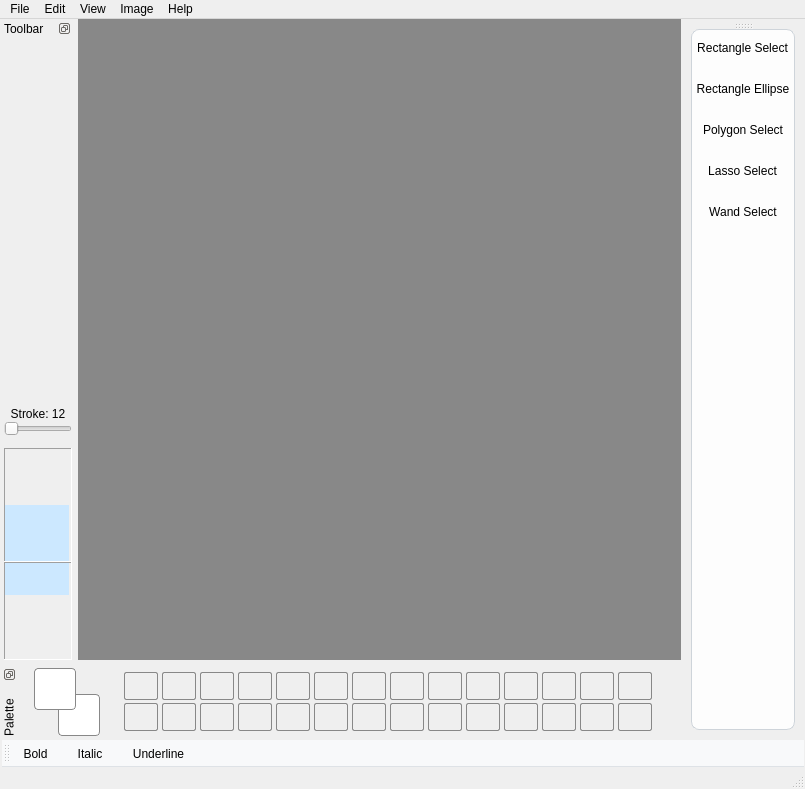
Qt form mainwindow.ui (mariohernanvillanueva-droid/ecPaint) before a commit.
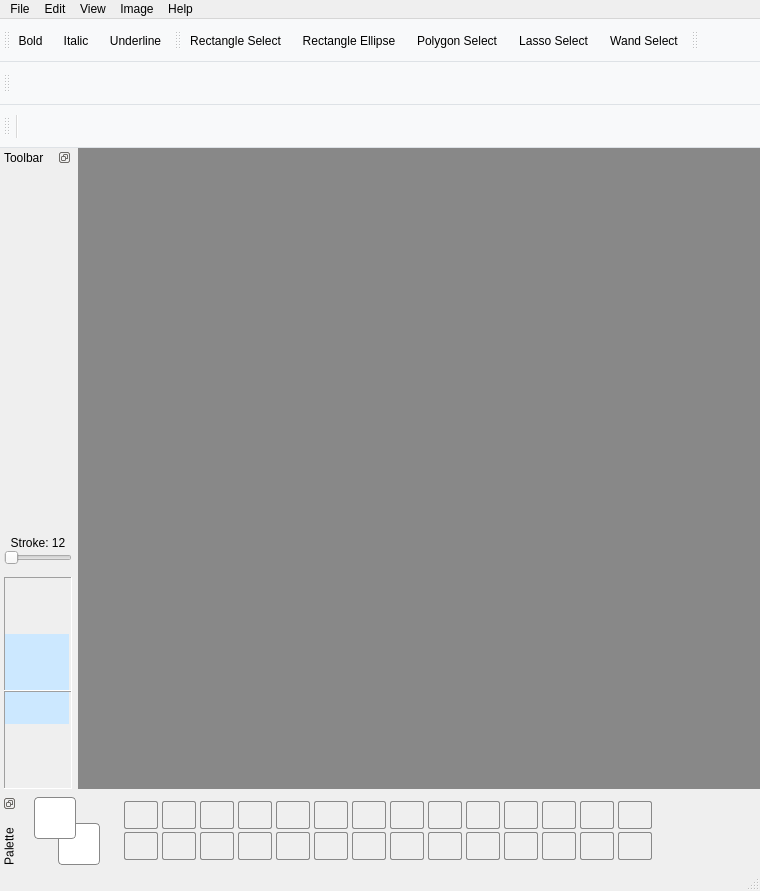
The same form after that commit. Icons and pictures are not drawn.

Commit message: smudge tool

What changed in the file:
```diff
--- a/mainwindow.ui
+++ b/mainwindow.ui
@@ -7,7 +7,7 @@
     <x>0</x>
     <y>0</y>
     <width>760</width>
-    <height>751</height>
+    <height>840</height>
    </rect>
   </property>
   <property name="windowTitle">
@@ -886,6 +886,12 @@
             <height>24</height>
            </size>
           </property>
+          <property name="checkable">
+           <bool>true</bool>
+          </property>
+          <property name="flat">
+           <bool>true</bool>
+          </property>
          </widget>
         </item>
        </layout>
@@ -2106,7 +2112,7 @@
     <string>Font Properties</string>
    </property>
    <property name="styleSheet">
-    <string notr="true">margin-left: 2px;margin-right: 1px; padding-left: 3px; padding-right: 3px;</string>
+    <string notr="true"/>
    </property>
    <property name="iconSize">
     <size>
@@ -2115,7 +2121,7 @@
     </size>
    </property>
    <attribute name="toolBarArea">
-    <enum>BottomToolBarArea</enum>
+    <enum>TopToolBarArea</enum>
    </attribute>
    <attribute name="toolBarBreak">
     <bool>false</bool>
@@ -2125,6 +2131,12 @@
    <addaction name="actionUnderline"/>
   </widget>
   <widget class="QToolBar" name="selectionSelectionToolbar">
+   <property name="minimumSize">
+    <size>
+     <width>0</width>
+     <height>43</height>
+    </size>
+   </property>
    <property name="visible">
     <bool>true</bool>
    </property>
@@ -2132,50 +2144,10 @@
     <string>Selection Tools</string>
    </property>
    <property name="styleSheet">
-    <string notr="true">
-
-            QToolBar {
-
-                background: rgba(255, 255, 255, 0.9);
-
-                border: 1px solid #ced4da;
-
-                border-radius: 8px;
-
-                margin: 10px;
-
-                padding: 5px;
-
-                spacing: 8px;
-
-            }
-
-            QToolButton {
-
-                padding: 6px;
-
-                border-radius: 6px;
-
-            }
-
-            QToolButton:hover {
-
-                background: #f1f3f5;
-
-            }
-
-            QToolButton:checked {
-
-                background: #e7f5ff;
-
-                border: 1px solid #3399FF;
-
-            }
-
-        </string>
+    <string notr="true"/>
    </property>
    <attribute name="toolBarArea">
-    <enum>RightToolBarArea</enum>
+    <enum>TopToolBarArea</enum>
    </attribute>
    <attribute name="toolBarBreak">
     <bool>false</bool>
@@ -2186,6 +2158,67 @@
    <addaction name="actionSelectFree"/>
    <addaction name="actionSelectWand"/>
   </widget>
+  <widget class="QToolBar" name="wandToolbar">
+   <property name="minimumSize">
+    <size>
+     <width>0</width>
+     <height>43</height>
+    </size>
+   </property>
+   <property name="visible">
+    <bool>true</bool>
+   </property>
+   <property name="windowTitle">
+    <string>Wand Options</string>
+   </property>
+   <attribute name="toolBarArea">
+    <enum>TopToolBarArea</enum>
+   </attribute>
+   <attribute name="toolBarBreak">
+    <bool>false</bool>
+   </attribute>
+  </widget>
+  <widget class="QToolBar" name="polyToolbar">
+   <property name="minimumSize">
+    <size>
+     <width>0</width>
+     <height>43</height>
+    </size>
+   </property>
+   <property name="visible">
+    <bool>true</bool>
+   </property>
+   <property name="windowTitle">
+    <string>Regular Poly Options</string>
+   </property>
+   <attribute name="toolBarArea">
+    <enum>TopToolBarArea</enum>
+   </attribute>
+   <attribute name="toolBarBreak">
+    <bool>true</bool>
+   </attribute>
+  </widget>
+  <widget class="QToolBar" name="smudgeToolbar">
+   <property name="minimumSize">
+    <size>
+     <width>0</width>
+     <height>43</height>
+    </size>
+   </property>
+   <property name="visible">
+    <bool>true</bool>
+   </property>
+   <property name="windowTitle">
+    <string>Smudge Options</string>
+   </property>
+   <attribute name="toolBarArea">
+    <enum>TopToolBarArea</enum>
+   </attribute>
+   <attribute name="toolBarBreak">
+    <bool>true</bool>
+   </attribute>
+   <addaction name="separator"/>
+  </widget>
   <action name="actionCopy">
    <property name="text">
     <string>Copy</string>
```
Left out of the diff: 3 changed lines with no effect on the pictures. The commit also changes 3 other files.
